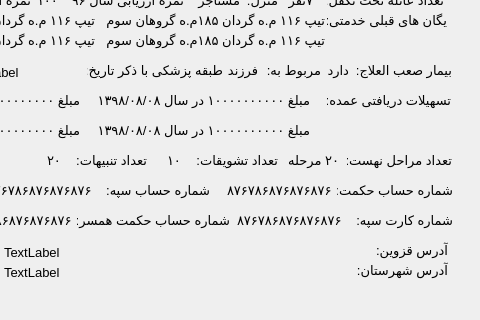
Above: personel_search_info.ui from Lowyiiii/201T before the change; both pictures show x 323 to 803 and y 318 to 638 of the 803 by 775 pixel window. Below: the same form after it.
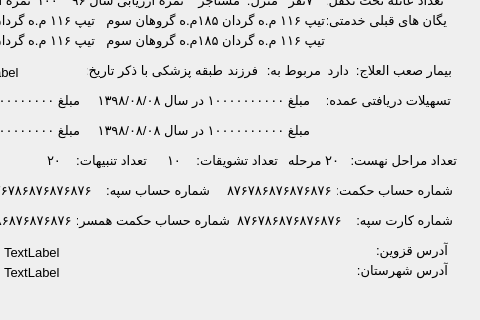
That is the form after the change.

```diff
--- a/personel_search_info.ui
+++ b/personel_search_info.ui
@@ -1363,7 +1363,7 @@
      <rect>
       <x>670</x>
       <y>470</y>
-      <width>105</width>
+      <width>110</width>
       <height>17</height>
      </rect>
     </property>
```
